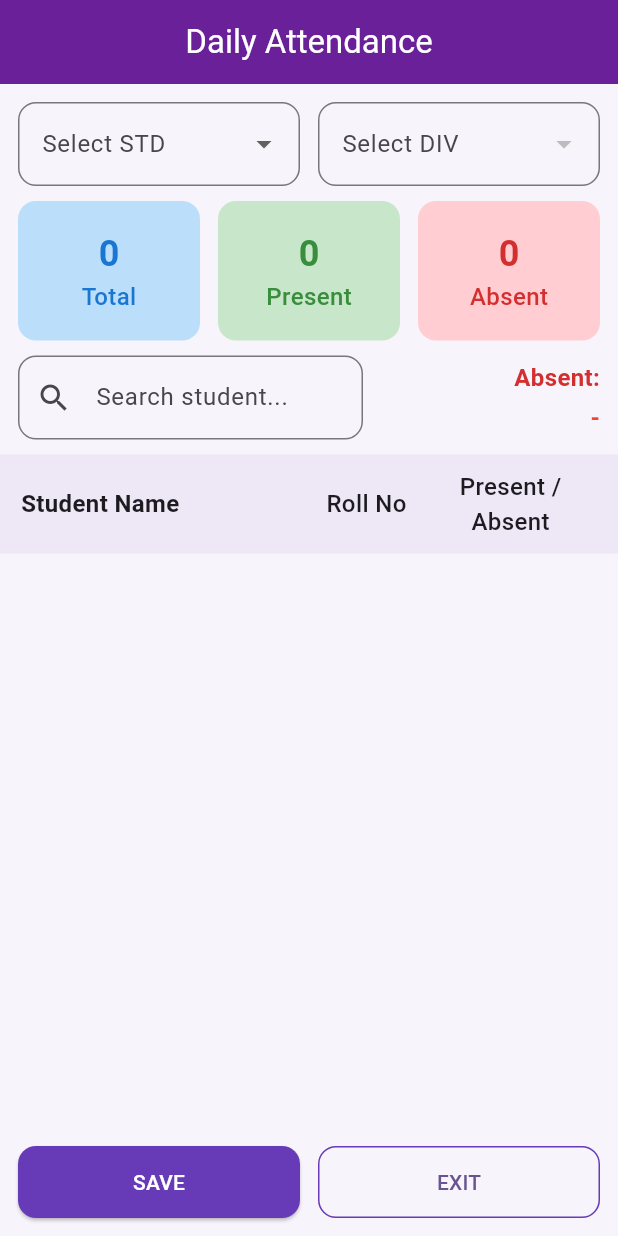
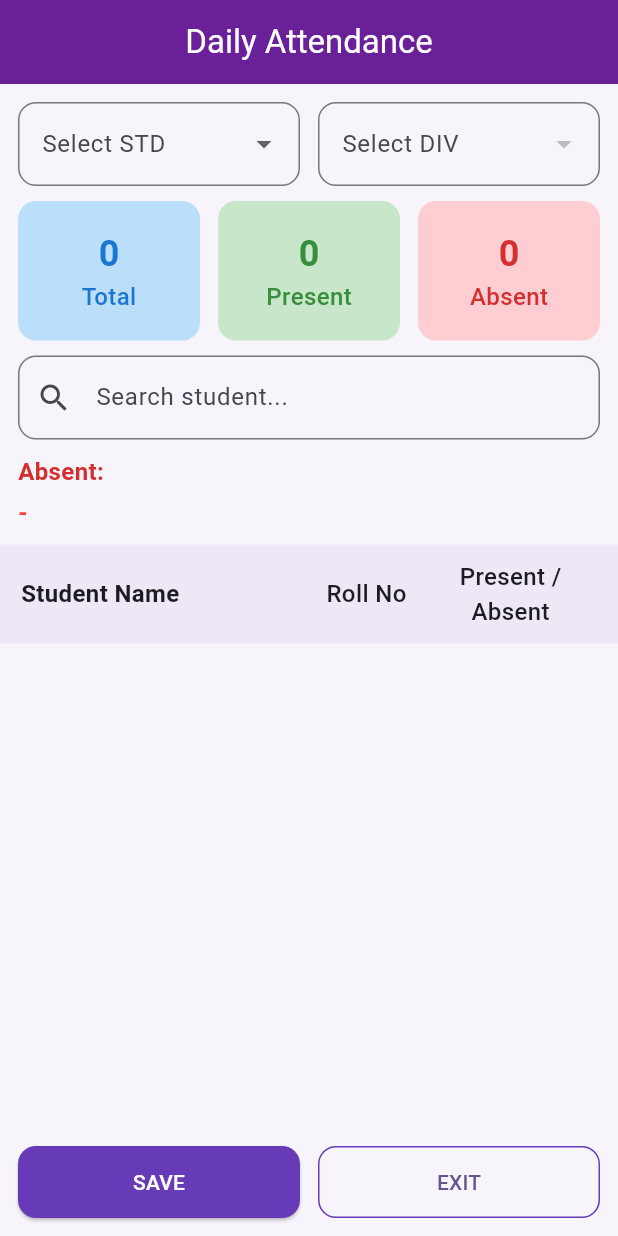
Before and after one commit to vidyakunj/vidyakunj-full-ready, a Flutter app: the screen it shows after launch, on a phone screen of 412 x 824 dp. Run offline on Flutter 3.47's test engine with Material 3 defaults, Android fonts, the phone set to English and light mode, and no system bars; our stand-ins replace csv, file_picker.

Commit message:
Update new_attendance_screen.dart

```diff
--- a/lib/screens/new_attendance_screen.dart
+++ b/lib/screens/new_attendance_screen.dart
@@ -254,12 +254,55 @@ class _NewAttendanceScreenState extends State<NewAttendanceScreen> {
 
           const SizedBox(height: 10),
 
-          // ------------------------------ SEARCH BAR + ABSENT LIST ------------------------------
+          // ------------------------------ RESPONSIVE SEARCH BAR + ABSENT LIST ------------------------------
           Padding(
             padding: const EdgeInsets.symmetric(horizontal: 12),
-            child: Row(
+            child: LayoutBuilder(
+              builder: (context, constraints) {
+                bool isMobile = constraints.maxWidth < 600;
+
+                if (isMobile) {
+                  // ---------------- MOBILE LAYOUT -----------------
+                  return Column(
+                    crossAxisAlignment: CrossAxisAlignment.start,
                     children: [
-                // Small search bar
+                      TextField(
+                        controller: searchController,
+                        decoration: _inputDeco("Search student...")
+                            .copyWith(prefixIcon: const Icon(Icons.search)),
+                        onChanged: (v) =>
+                            setState(() => searchQuery = v.toLowerCase()),
+                      ),
+
+                      const SizedBox(height: 10),
+
+                      Text(
+                        "Absent:",
+                        style: TextStyle(
+                          color: Colors.red.shade700,
+                          fontWeight: FontWeight.bold,
+                        ),
+                      ),
+                      const SizedBox(height: 4),
+                      SingleChildScrollView(
+                        scrollDirection: Axis.horizontal,
+                        child: Text(
+                          absentRollNumbers.isEmpty
+                              ? "-"
+                              : absentRollNumbers.join(","),
+                          style: const TextStyle(
+                            color: Colors.red,
+                            fontSize: 16,
+                            fontWeight: FontWeight.bold,
+                          ),
+                        ),
+                      ),
+                    ],
+                  );
+                } else {
+                  // ---------------- WEB / LARGE SCREEN -----------------
+                  return Row(
+                    children: [
                       SizedBox(
                         width: 230,
                         child: TextField(
@@ -273,7 +316,6 @@ class _NewAttendanceScreenState extends State<NewAttendanceScreen> {
 
                       const SizedBox(width: 10),
 
-                // Absent numbers right side
                       Expanded(
                         child: Column(
                           crossAxisAlignment: CrossAxisAlignment.end,
@@ -298,11 +340,14 @@ class _NewAttendanceScreenState extends State<NewAttendanceScreen> {
                                   fontWeight: FontWeight.bold,
                                 ),
                               ),
-                      )
+                            ),
                           ],
                         ),
                       ),
                     ],
+                  );
+                }
+              },
             ),
           ),
 
```
Lines whose indentation alone changed are shown as unchanged.
